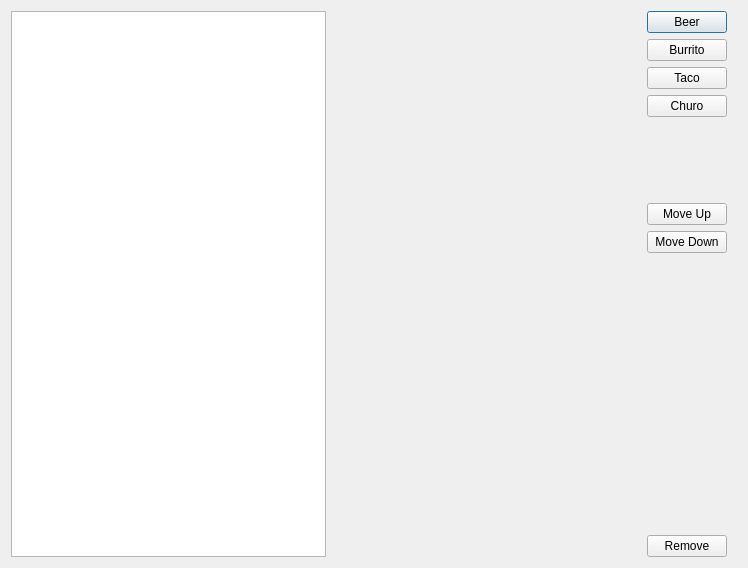
Old version of the form examples/Order_list.ui in the repository irontrack/RestaurantPOS.
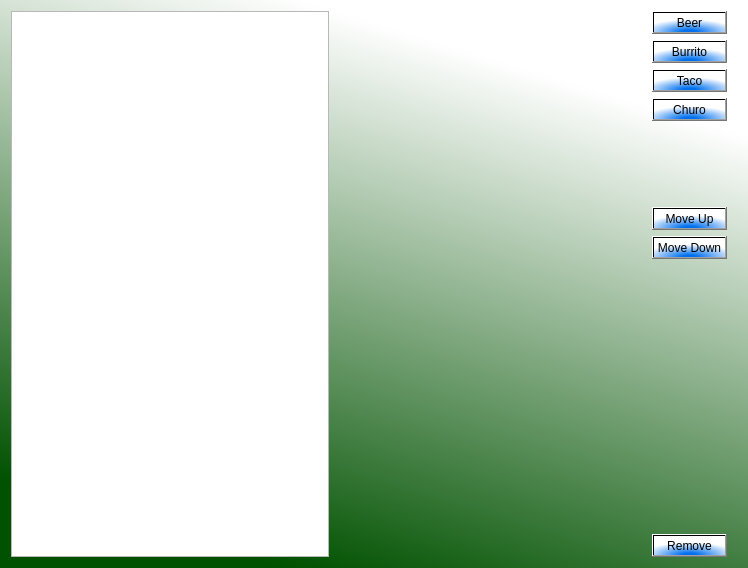
New version of the form.

Patch:
```diff
--- a/examples/Order_list.ui
+++ b/examples/Order_list.ui
@@ -13,6 +13,14 @@
   <property name="windowTitle">
    <string>Order Menu</string>
   </property>
+  <property name="styleSheet">
+   <string notr="true">QDialog{
+background:qlineargradient(spread:pad, x1:0.166, y1:0.915091, x2:0.517, y2:0.0457727, stop:0 rgba(0, 81, 0, 255), stop:1 rgba(255, 255, 255, 255))
+}
+QPushButton{
+background:qradialgradient(spread:pad, cx:0.504739, cy:1, radius:0.666639, fx:0.499564, fy:1, stop:0.146919 rgba(0, 112, 238, 255), stop:1 rgba(255, 255, 255, 255))
+}</string>
+  </property>
   <layout class="QHBoxLayout" name="horizontalLayout">
    <item>
     <widget class="QListWidget" name="listWidget"/>
```
